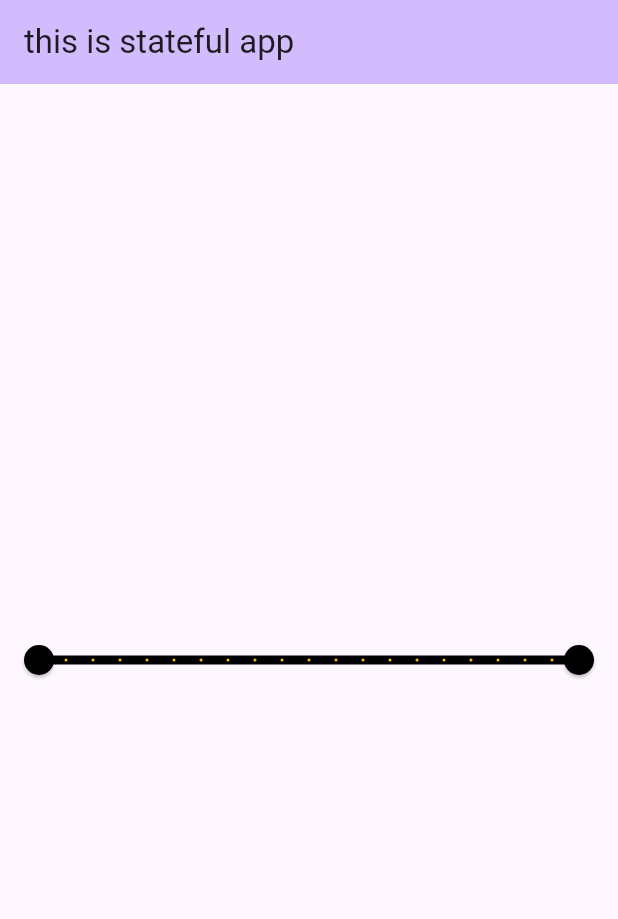
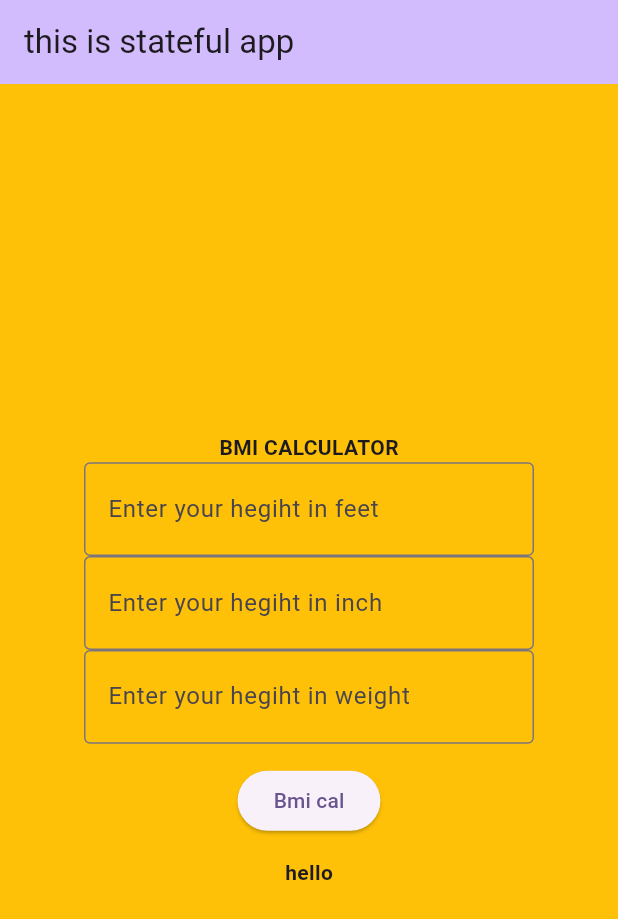
Before and after one commit to Foysalrabby/Flutterparctice60, a Flutter app: the screen it shows after launch, on a phone screen of 412 x 824 dp. Shown: the top 919 px of the screen. Run offline on Flutter 3.47's test engine with Material 3 defaults, Android fonts, the phone set to English and light mode, and no system bars; our stand-ins replace font_awesome_flutter.

Commit message:
use function

```diff
--- a/lib/main.dart
+++ b/lib/main.dart
@@ -39,36 +39,96 @@ class MyHomePage extends StatefulWidget{
 
 // implement StatefulWidget of myhomepageclass in mystate class
 class Mystate extends State<MyHomePage>{
-  RangeValues valuesare= RangeValues(1, 100);
-
+    var fth=TextEditingController();
+    var inch=TextEditingController();
+    var weight=TextEditingController();
+    var result="hello";
   @override
   Widget build(BuildContext context) {
-    RangeLabels rangeLabels=RangeLabels(valuesare.start.toString(), valuesare.end.toString());
     return Scaffold(
        appBar:AppBar(
          backgroundColor: Theme.of(context).colorScheme.inversePrimary,
          title: Text("this is stateful app",)
        ),
 
-      body:Center(
-        child: RangeSlider(
-          values:valuesare,
-          labels: rangeLabels,
-          divisions: 20,
-          activeColor: Colors.black, //chage rage color
-          inactiveColor: Colors.amber,
-          min: 1,
-          max: 100,
-          onChanged: (RangeValues value) {
-               valuesare=value;
-            setState(() {
+      body:Container(
+        color: Colors.amber,
+          child:Center(
+            child: Container(
+              width: 300,
+              child: Column (
+                mainAxisAlignment: MainAxisAlignment.center,
+              children: [
+              Text("BMI CALCULATOR",style: TextStyle(fontWeight: FontWeight.bold),),
+                TextField(
+                  controller: fth,
+                  keyboardType: TextInputType.number,
+                  decoration: InputDecoration(
+                    border: OutlineInputBorder(),
+                    labelText: "Enter your hegiht in feet",
+                    prefix: Icon(Icons.height_sharp),
+                  ),
+                ),
+                TextField(
+                  controller: inch,
+                  keyboardType: TextInputType.number,
+                  decoration: InputDecoration(
+                    border: OutlineInputBorder(),
+                    labelText: "Enter your hegiht in inch",
+                    prefix: Icon(Icons.height_sharp),
+                  ),
+                ),
+                TextField(
+                  controller: weight,
+                  keyboardType: TextInputType.number,
+                  decoration: InputDecoration(
+                    border: OutlineInputBorder(),
+                    labelText: "Enter your hegiht in weight",
+                    prefix: Icon(Icons.monitor_weight),
+                  ),
+                ),
+                SizedBox(height: 14,),
+                ElevatedButton(onPressed:bmicalculate, child: Text("Bmi cal")),
+                SizedBox(height: 14,),
+                Text(result,style: TextStyle(fontWeight: FontWeight.bold),),
+              ],
 
-            });
-          } ,
-        ),
-      ),
+              ),
+            ),
+          ))
 
     );
+
+
+
+  }
+
+  void bmicalculate(){
+      var ftth=fth.text.toString();
+      var finch=inch.text.toString();
+      var fwaeight=weight.text.toString();
+      var finalhfeet=int.parse(ftth);
+      var finalhinch=int.parse(finch);
+      var finalhweight=int.parse(fwaeight);
+      var Totalheight=((finalhfeet*12)+finalhinch)*0.0254;
+      if(ftth != "" && finch != "" && fwaeight!= ""){
+        var bmi=(finalhweight/(Totalheight*Totalheight));
+
+        setState(() {
+          result="your Bmi is :${bmi}";
+        });
+      }
+      else{
+        result="Please fill all text";
+        setState(() {
+
+        });
+
+
+
+
+    }
+
   }
 
 }
```
